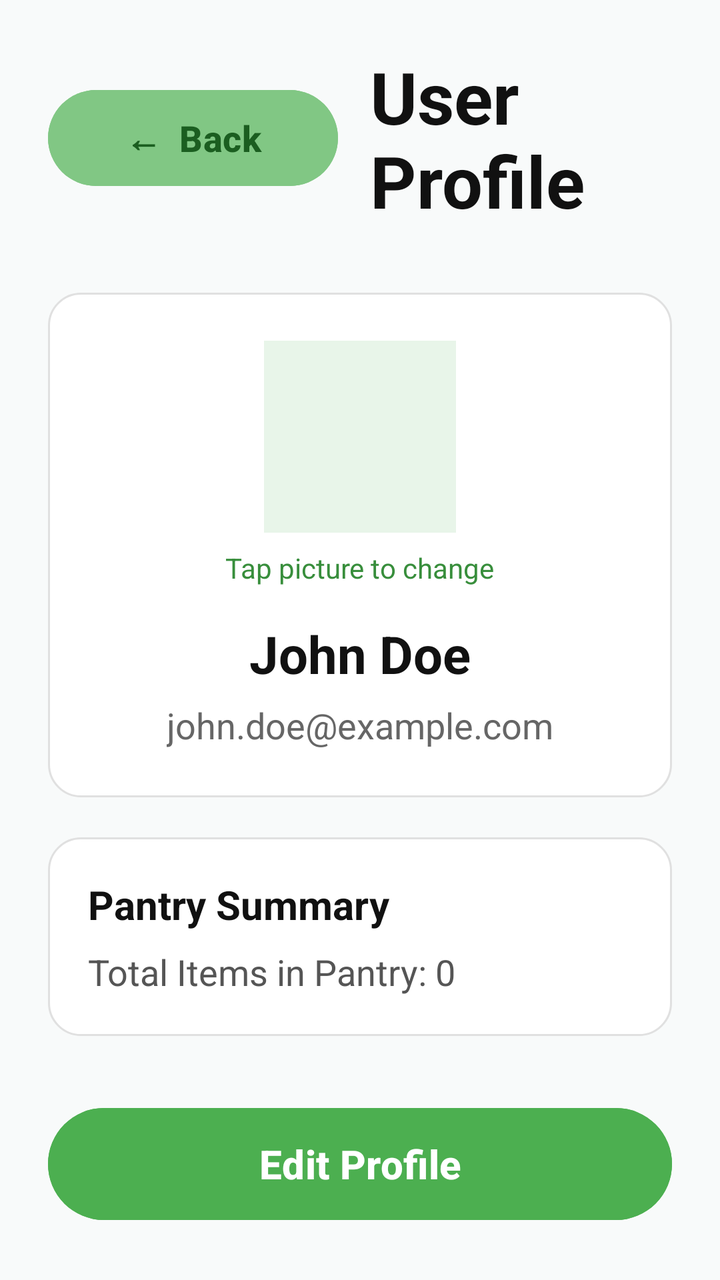
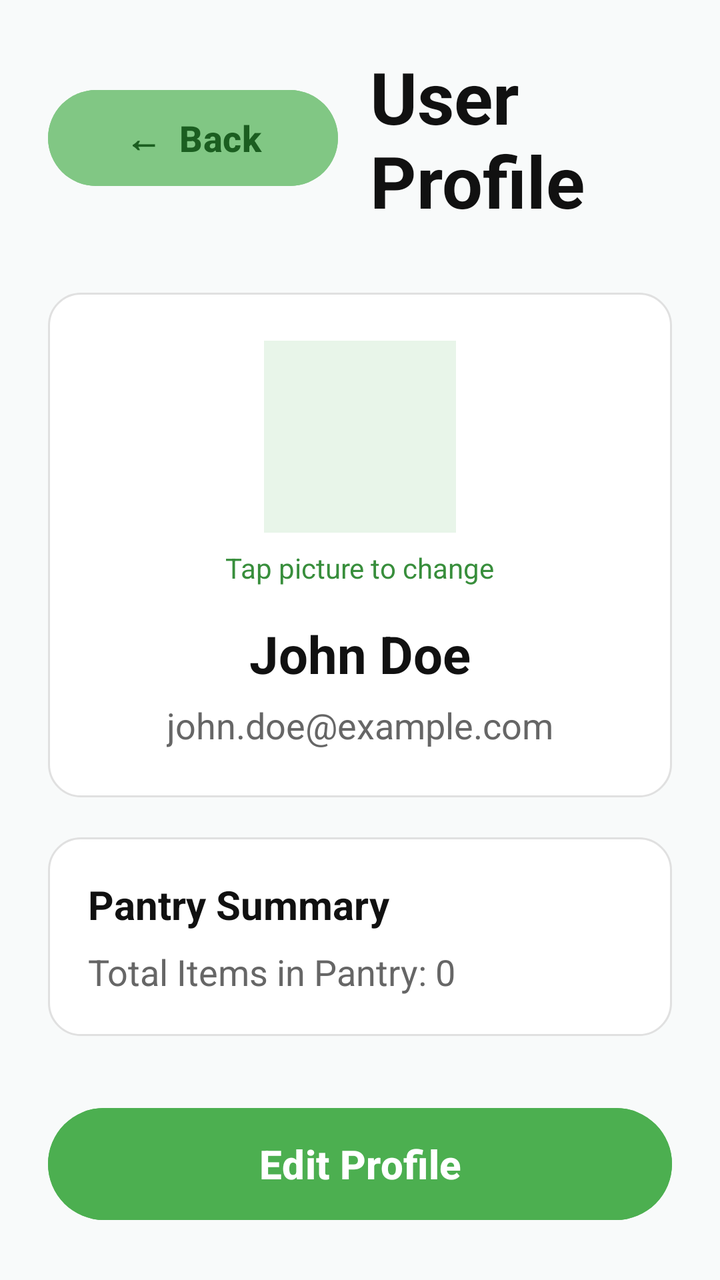

Compare the two renders of this Android layout. The source of the first and the diff that turns it into the second are given below.
<!-- AndroidManifest.xml: application theme Theme.SmartPantryManager -->
<!-- res/layout/activity_profile.xml -->
<?xml version="1.0" encoding="utf-8"?>
<ScrollView
    xmlns:android="http://schemas.android.com/apk/res/android"
    android:layout_width="match_parent"
    android:layout_height="match_parent"
    android:fillViewport="true"
    android:background="#F8FAFA">

    <LinearLayout
        android:layout_width="match_parent"
        android:layout_height="wrap_content"
        android:orientation="vertical"
        android:padding="24dp">

        
        <LinearLayout
            android:layout_width="match_parent"
            android:layout_height="wrap_content"
            android:orientation="horizontal"
            android:gravity="center_vertical">

            <Button
                android:id="@+id/btnBack"
                android:layout_width="145dp"
                android:layout_height="56dp"
                android:backgroundTint="#81C784"
                android:text="←  Back"
                android:textColor="#1B5E20"
                android:textSize="18sp"
                android:textStyle="bold" />

            <TextView
                android:layout_width="0dp"
                android:layout_height="wrap_content"
                android:layout_weight="1"
                android:layout_marginStart="16dp"
                android:text="User Profile"
                android:textColor="#111111"
                android:textSize="36sp"
                android:textStyle="bold" />

        </LinearLayout>

        
        <LinearLayout
            android:layout_width="match_parent"
            android:layout_height="wrap_content"
            android:layout_marginTop="32dp"
            android:background="@drawable/card_background"
            android:padding="24dp"
            android:orientation="vertical"
            android:gravity="center">

            <ImageView
                android:id="@+id/imgProfile"
                android:layout_width="96dp"
                android:layout_height="96dp"
                android:background="#E8F5E9"
                android:contentDescription="Profile Picture"
                android:scaleType="centerCrop"
                android:clickable="true"
                android:focusable="true" />

            <TextView
                android:layout_width="wrap_content"
                android:layout_height="wrap_content"
                android:layout_marginTop="8dp"
                android:text="Tap picture to change"
                android:textColor="#388E3C"
                android:textSize="14sp" />

            <TextView
                android:id="@+id/txtProfileName"
                android:layout_width="wrap_content"
                android:layout_height="wrap_content"
                android:layout_marginTop="16dp"
                android:text="John Doe"
                android:textColor="#111111"
                android:textSize="26sp"
                android:textStyle="bold" />

            <TextView
                android:id="@+id/txtProfileEmail"
                android:layout_width="wrap_content"
                android:layout_height="wrap_content"
                android:layout_marginTop="6dp"
                android:text="john.doe@example.com"
                android:textColor="#666666"
                android:textSize="18sp" />

        </LinearLayout>

        
        <LinearLayout
            android:layout_width="match_parent"
            android:layout_height="wrap_content"
            android:layout_marginTop="20dp"
            android:background="@drawable/card_background"
            android:padding="20dp"
            android:orientation="vertical">

            <TextView
                android:layout_width="wrap_content"
                android:layout_height="wrap_content"
                android:text="Pantry Summary"
                android:textColor="#111111"
                android:textSize="20sp"
                android:textStyle="bold" />

            <TextView
                android:id="@+id/txtPantryInfoCount"
                android:layout_width="wrap_content"
                android:layout_height="wrap_content"
                android:layout_marginTop="8dp"
                android:text="Total Items in Pantry: 0"
                android:textColor="#555555"
                android:textSize="18sp" />
        </LinearLayout>

        
        <Button
            android:id="@+id/btnEditProfile"
            android:layout_width="match_parent"
            android:layout_height="64dp"
            android:layout_marginTop="32dp"
            android:backgroundTint="#4CAF50"
            android:text="Edit Profile"
            android:textColor="#FFFFFF"
            android:textSize="20sp"
            android:textStyle="bold" />

    </LinearLayout>

</ScrollView>
<!-- resources referenced by this layout -->
<resources>
  <!-- drawable card_background (drawable) -->
  <?xml version="1.0" encoding="utf-8"?>
  <shape xmlns:android="http://schemas.android.com/apk/res/android"
      android:shape="rectangle">
      <solid android:color="#FFFFFF" />
      <corners android:radius="16dp" />
      <stroke android:width="1dp" android:color="#E0E0E0" />
  </shape>
  <style name="Theme.SmartPantryManager" parent="Base.Theme.SmartPantryManager" />
  <style name="Base.Theme.SmartPantryManager" parent="Theme.Material3.DayNight.NoActionBar">
          
          
      </style>
</resources>

<!-- the commit's change to res/layout/activity_profile.xml (unified diff, before → after) -->
@@ -4,7 +4,7 @@
     android:layout_width="match_parent"
     android:layout_height="match_parent"
     android:fillViewport="true"
-    android:background="#F8FAFA">
+    android:background="@color/bg_color">
 
     <LinearLayout
         android:layout_width="match_parent"
@@ -23,9 +23,9 @@
                 android:id="@+id/btnBack"
                 android:layout_width="145dp"
                 android:layout_height="56dp"
-                android:backgroundTint="#81C784"
+                android:backgroundTint="@color/accent_green_light"
                 android:text="←  Back"
-                android:textColor="#1B5E20"
+                android:textColor="@color/text_green_dark"
                 android:textSize="18sp"
                 android:textStyle="bold" />
 
@@ -35,7 +35,7 @@
                 android:layout_weight="1"
                 android:layout_marginStart="16dp"
                 android:text="User Profile"
-                android:textColor="#111111"
+                android:textColor="@color/text_primary"
                 android:textSize="36sp"
                 android:textStyle="bold" />
 
@@ -55,7 +55,7 @@
                 android:id="@+id/imgProfile"
                 android:layout_width="96dp"
                 android:layout_height="96dp"
-                android:background="#E8F5E9"
+                android:background="@color/profile_image_bg"
                 android:contentDescription="Profile Picture"
                 android:scaleType="centerCrop"
                 android:clickable="true"
@@ -66,7 +66,7 @@
                 android:layout_height="wrap_content"
                 android:layout_marginTop="8dp"
                 android:text="Tap picture to change"
-                android:textColor="#388E3C"
+                android:textColor="@color/primary_green_dark"
                 android:textSize="14sp" />
 
             <TextView
@@ -75,7 +75,7 @@
                 android:layout_height="wrap_content"
                 android:layout_marginTop="16dp"
                 android:text="John Doe"
-                android:textColor="#111111"
+                android:textColor="@color/text_primary"
                 android:textSize="26sp"
                 android:textStyle="bold" />
 
@@ -85,7 +85,7 @@
                 android:layout_height="wrap_content"
                 android:layout_marginTop="6dp"
                 android:text="john.doe@example.com"
-                android:textColor="#666666"
+                android:textColor="@color/text_secondary"
                 android:textSize="18sp" />
 
         </LinearLayout>
@@ -103,7 +103,7 @@
                 android:layout_width="wrap_content"
                 android:layout_height="wrap_content"
                 android:text="Pantry Summary"
-                android:textColor="#111111"
+                android:textColor="@color/text_primary"
                 android:textSize="20sp"
                 android:textStyle="bold" />
 
@@ -113,7 +113,7 @@
                 android:layout_height="wrap_content"
                 android:layout_marginTop="8dp"
                 android:text="Total Items in Pantry: 0"
-                android:textColor="#555555"
+                android:textColor="@color/text_secondary"
                 android:textSize="18sp" />
         </LinearLayout>
 
@@ -123,7 +123,7 @@
             android:layout_width="match_parent"
             android:layout_height="64dp"
             android:layout_marginTop="32dp"
-            android:backgroundTint="#4CAF50"
+            android:backgroundTint="@color/primary_green"
             android:text="Edit Profile"
             android:textColor="#FFFFFF"
             android:textSize="20sp"
<!-- resource entries referenced after the edit -->
@@ -1,17 +1,28 @@
 <!-- resources referenced by this layout -->
 <resources>
+  <color name="accent_green_light">#81C784</color>
+  <color name="bg_color">#F8FAFA</color>
+  <color name="primary_green">#4CAF50</color>
+  <color name="primary_green_dark">#388E3C</color>
+  <color name="profile_image_bg">#E8F5E9</color>
+  <color name="text_green_dark">#1B5E20</color>
+  <color name="text_primary">#111111</color>
+  <color name="text_secondary">#666666</color>
   <!-- drawable card_background (drawable) -->
   <?xml version="1.0" encoding="utf-8"?>
   <shape xmlns:android="http://schemas.android.com/apk/res/android"
       android:shape="rectangle">
-      <solid android:color="#FFFFFF" />
+      <solid android:color="@color/card_bg" />
       <corners android:radius="16dp" />
-      <stroke android:width="1dp" android:color="#E0E0E0" />
+      <stroke android:width="1dp" android:color="@color/card_stroke" />
   </shape>
   <style name="Theme.SmartPantryManager" parent="Base.Theme.SmartPantryManager" />
+  <color name="card_bg">#FFFFFF</color>
+  <color name="card_stroke">#E0E0E0</color>
   <style name="Base.Theme.SmartPantryManager" parent="Theme.Material3.DayNight.NoActionBar">
-          
-          
+          <item name="colorPrimary">@color/primary_green</item>
+          <item name="android:windowBackground">@color/bg_color</item>
+          <item name="colorSurface">@color/card_bg</item>
       </style>
 </resources>
 
